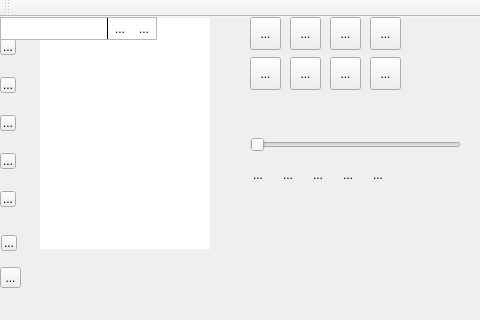
The window that mainwindow.ui (milohr/babe-qt) describes before a commit, drawn with Qt 5; both pictures show x 0 to 480 and y 0 to 320 of the 750 by 450 pixel window.
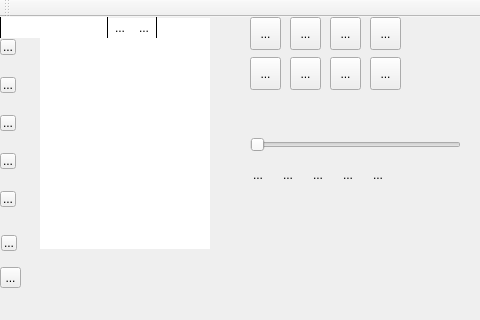
The same window after the commit. Icons and pictures are not drawn.

Diff of the .ui file:
```diff
--- a/mainwindow.ui
+++ b/mainwindow.ui
@@ -592,10 +592,10 @@
    </widget>
    <widget class="QFrame" name="searchFrame">
     <property name="frameShape">
-     <enum>QFrame::StyledPanel</enum>
+     <enum>QFrame::NoFrame</enum>
     </property>
     <property name="frameShadow">
-     <enum>QFrame::Raised</enum>
+     <enum>QFrame::Plain</enum>
     </property>
     <layout class="QHBoxLayout" name="horizontalLayout">
      <property name="spacing">
@@ -616,6 +616,22 @@
      <property name="bottomMargin">
       <number>0</number>
      </property>
+     <item>
+      <widget class="QFrame" name="frame_3">
+       <property name="maximumSize">
+        <size>
+         <width>1</width>
+         <height>16777215</height>
+        </size>
+       </property>
+       <property name="frameShape">
+        <enum>QFrame::VLine</enum>
+       </property>
+       <property name="frameShadow">
+        <enum>QFrame::Plain</enum>
+       </property>
+      </widget>
+     </item>
      <item>
       <widget class="QLineEdit" name="search">
        <property name="sizePolicy">
@@ -682,6 +698,22 @@
        </property>
       </widget>
      </item>
+     <item>
+      <widget class="QFrame" name="frame_2">
+       <property name="maximumSize">
+        <size>
+         <width>1</width>
+         <height>16777215</height>
+        </size>
+       </property>
+       <property name="frameShape">
+        <enum>QFrame::VLine</enum>
+       </property>
+       <property name="frameShadow">
+        <enum>QFrame::Plain</enum>
+       </property>
+      </widget>
+     </item>
     </layout>
    </widget>
    <widget class="QFrame" name="collectionUtils">
```
